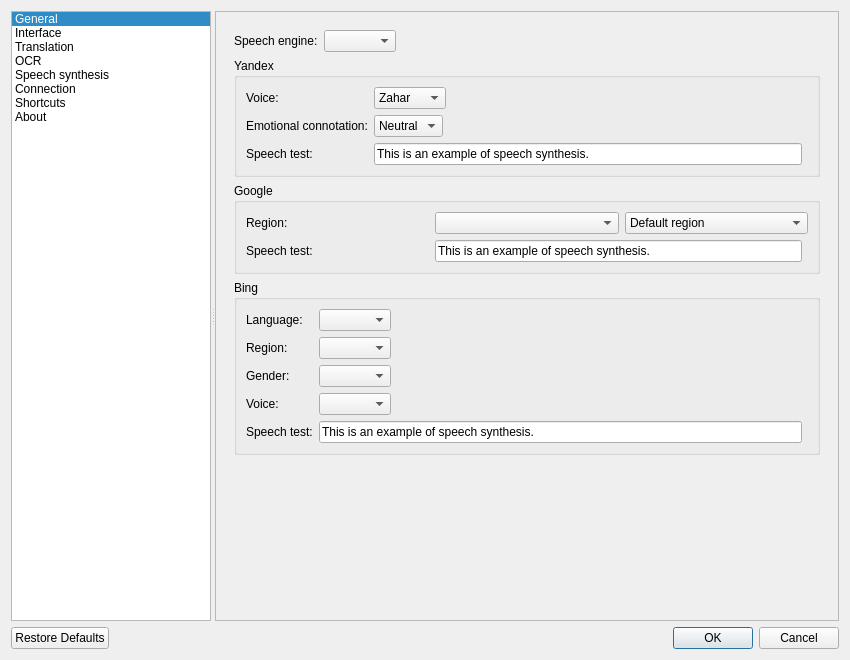
directentis1/crow-translate, file src/settings/settingsdialog.ui: the form before one commit.
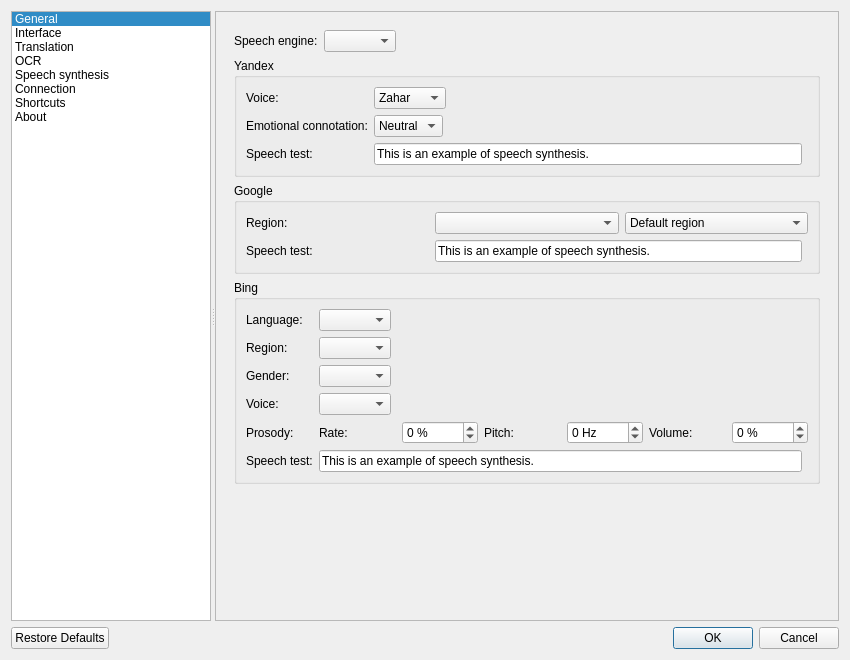
The form after the commit. The open tabs and pages were chosen to show the change. Icons and pictures are not drawn. Custom widgets are drawn as their Qt base class.

Commit message: Support prosody customization of Bing/Edge TTS

The edit to the form file:
```diff
--- a/src/settings/settingsdialog.ui
+++ b/src/settings/settingsdialog.ui
@@ -1542,13 +1542,93 @@
                 </widget>
                </item>
                <item row="4" column="0">
+                <widget class="QLabel" name="bingProsodyLabel">
+                 <property name="text">
+                  <string>Prosody:</string>
+                 </property>
+                </widget>
+               </item>
+               <item row="4" column="1">
+                <layout class="QHBoxLayout" name="bingProsodyLayout">
+                 <item>
+                  <widget class="QLabel" name="bingRateLabel">
+                   <property name="text">
+                    <string>Rate:</string>
+                   </property>
+                  </widget>
+                 </item>
+                 <item>
+                  <widget class="QSpinBox" name="bingRateSpinBox">
+                   <property name="toolTip">
+                    <string>&lt;html&gt;&lt;head/&gt;&lt;body&gt;&lt;p&gt;Speech rate adjustment - applied by both Bing and Edge&lt;/p&gt;&lt;/body&gt;&lt;/html&gt;</string>
+                   </property>
+                   <property name="suffix">
+                    <string> %</string>
+                   </property>
+                   <property name="minimum">
+                    <number>-50</number>
+                   </property>
+                   <property name="maximum">
+                    <number>100</number>
+                   </property>
+                  </widget>
+                 </item>
+                 <item>
+                  <widget class="QLabel" name="bingPitchLabel">
+                   <property name="text">
+                    <string>Pitch:</string>
+                   </property>
+                  </widget>
+                 </item>
+                 <item>
+                  <widget class="QSpinBox" name="bingPitchSpinBox">
+                   <property name="toolTip">
+                    <string>&lt;html&gt;&lt;head/&gt;&lt;body&gt;&lt;p&gt;Pitch adjustment - Edge only, ignored by Bing&lt;/p&gt;&lt;/body&gt;&lt;/html&gt;</string>
+                   </property>
+                   <property name="suffix">
+                    <string> Hz</string>
+                   </property>
+                   <property name="minimum">
+                    <number>-50</number>
+                   </property>
+                   <property name="maximum">
+                    <number>50</number>
+                   </property>
+                  </widget>
+                 </item>
+                 <item>
+                  <widget class="QLabel" name="bingVolumeLabel">
+                   <property name="text">
+                    <string>Volume:</string>
+                   </property>
+                  </widget>
+                 </item>
+                 <item>
+                  <widget class="QSpinBox" name="bingVolumeSpinBox">
+                   <property name="toolTip">
+                    <string>&lt;html&gt;&lt;head/&gt;&lt;body&gt;&lt;p&gt;Volume adjustment - Edge only, ignored by Bing&lt;/p&gt;&lt;/body&gt;&lt;/html&gt;</string>
+                   </property>
+                   <property name="suffix">
+                    <string> %</string>
+                   </property>
+                   <property name="minimum">
+                    <number>-50</number>
+                   </property>
+                   <property name="maximum">
+                    <number>50</number>
+                   </property>
+                  </widget>
+                 </item>
+                </layout>
+               </item>
+               <item row="5" column="0">
                 <widget class="QLabel" name="bingTestSpeechLabel">
                  <property name="text">
                   <string>Speech test:</string>
                  </property>
                 </widget>
                </item>
-               <item row="4" column="1">
+               <item row="5" column="1">
                 <layout class="QHBoxLayout" name="bingTestSpeechLayout">
                  <item>
                   <widget class="QLineEdit" name="bingTestSpeechEdit">
```
The commit also changes 6 other files.
